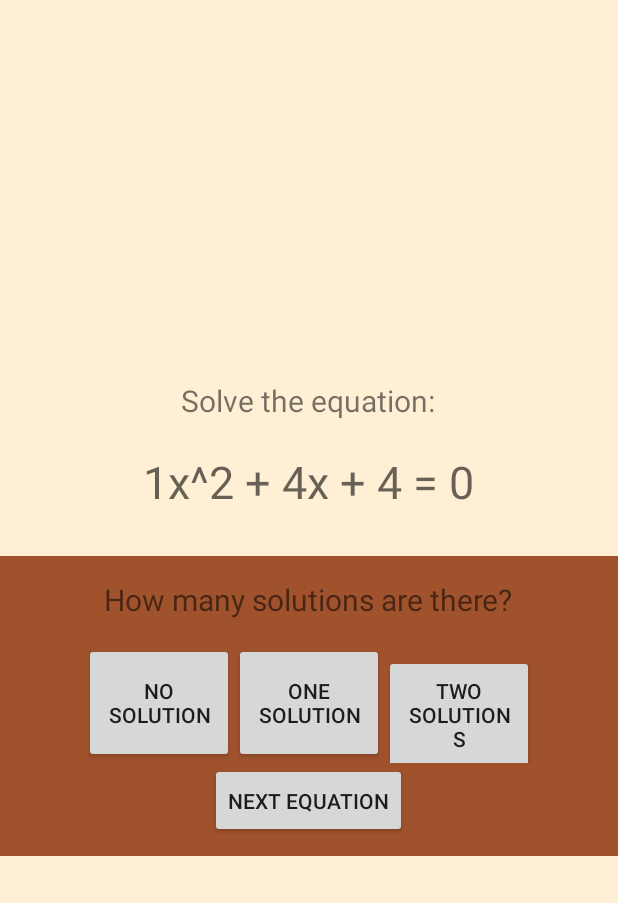
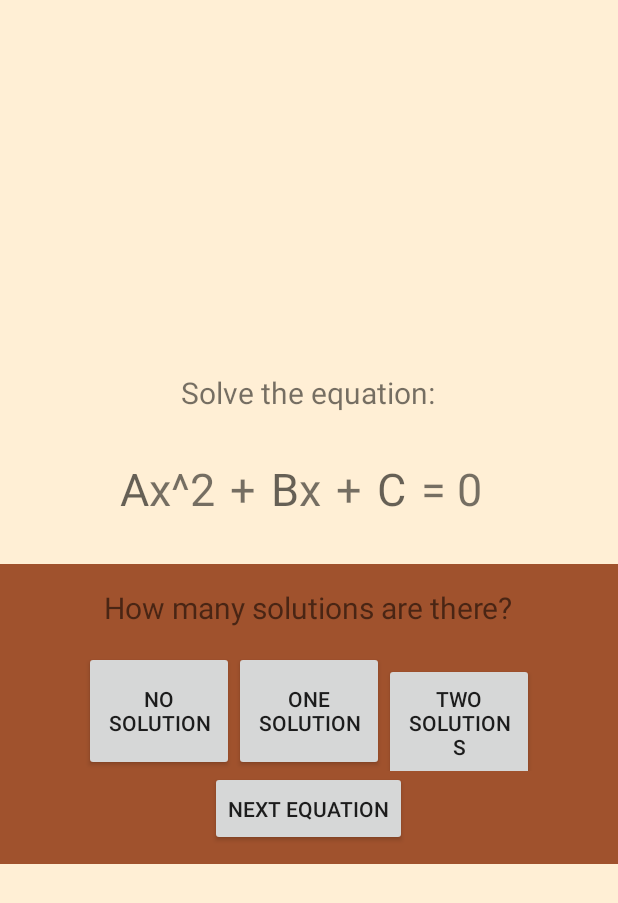
Before and after one commit to MannySandhu/Android-Quadratic-App, an Android app: the QuizActivity screen opened directly, with no data from a screen before it, on a phone screen of 412 x 824 dp. Shown: the top 903 px of the screen. Run offline under Robolectric (Android 15) with nearby library versions, the phone set to English and light mode, and no system bars.

Commit message:
Cleaned up interface

```diff
--- a/QuadraticSolverApplication/app/src/main/res/layout/activity_quiz.xml
+++ b/QuadraticSolverApplication/app/src/main/res/layout/activity_quiz.xml
@@ -20,18 +20,67 @@
             android:layout_gravity="center" />
 
 
+        <!-- equation contents -->
         <LinearLayout
             android:layout_width="wrap_content"
             android:layout_height="wrap_content"
             android:orientation="horizontal"
             android:padding="20sp">
 
+            <!-- form equation -->
             <TextView
-                android:id="@+id/Question"
+                android:id="@+id/A"
                 android:layout_width="wrap_content"
-                android:layout_height="50sp"
-                android:hint="@string/q1"
+                android:layout_height="wrap_content"
+                android:hint="@string/aValue"
                 android:textSize="30sp" />
+            <TextView
+                android:layout_width="wrap_content"
+                android:layout_height="wrap_content"
+                android:text="@string/squared"
+                android:textSize="30sp" />
+
+            <TextView
+                android:id="@+id/FirstOperation"
+                android:layout_width="wrap_content"
+                android:layout_height="wrap_content"
+                android:text="@string/plus"
+                android:textSize="30sp"
+                android:padding="10dp"/>
+
+            <TextView
+                android:id="@+id/B"
+                android:layout_width="wrap_content"
+                android:layout_height="wrap_content"
+                android:hint="@string/bValue"
+                android:textSize="30sp" />
+            <TextView
+                android:layout_width="wrap_content"
+                android:layout_height="wrap_content"
+                android:text="@string/xValue"
+                android:textSize="30sp" />
+
+            <TextView
+                android:id="@+id/SecondOperation"
+                android:layout_width="wrap_content"
+                android:layout_height="wrap_content"
+                android:text="@string/plus"
+                android:textSize="30sp"
+                android:padding="10dp"/>
+
+            <TextView
+                android:id="@+id/C"
+                android:layout_width="wrap_content"
+                android:layout_height="wrap_content"
+                android:hint="@string/cValue"
+                android:textSize="30sp" />
+            <TextView
+                android:layout_width="wrap_content"
+                android:layout_height="wrap_content"
+                android:text="@string/equalsZero"
+                android:textSize="30sp"
+                android:padding="10dp"/>
+            <!-- end forming equation -->
 
         </LinearLayout>
 
--- a/QuadraticSolverApplication/app/src/main/res/values/strings.xml
+++ b/QuadraticSolverApplication/app/src/main/res/values/strings.xml
@@ -11,7 +11,7 @@
     <string name="xSquared">x^2 +</string>
     <string name="X">x +</string>
     <string name="equalsZero">= 0</string>
-    <string name="solverInformation">Enter values for a, b and c</string>
+    <string name="solverInformation">Enter values for a, b and c:</string>
     <string name="solveButton">Solve</string>
     <string name="xEquals">X =</string>
     <string name="solution">s</string>
@@ -24,8 +24,15 @@
     <string name="correct">Correct!</string>
     <string name="incorrect">Incorrect</string>
 
-    <string name="q1">1x^2 + 4x + 4 = 0</string>
-    <string name="q2">1x^2 + x - 4 = 0</string>
+    <!-- quiz equation contents -->
+    <string name="aValue">A</string>
+    <string name="bValue">B</string>
+    <string name="cValue">C</string>
+    <string name="plus">+</string>
+    <string name="minus">-</string>
+    <string name="xValue">x</string>
+    <string name="squared">x^2</string>
+
 
     <!-- quiz fragment -->
     <string name="fragmentSolutionChoice">How many solutions are there?</string>
```
Also changed, not shown: QuadraticSolverApplication/app/src/main/res/layout/activity_solver.xml (+20 -19 lines).
